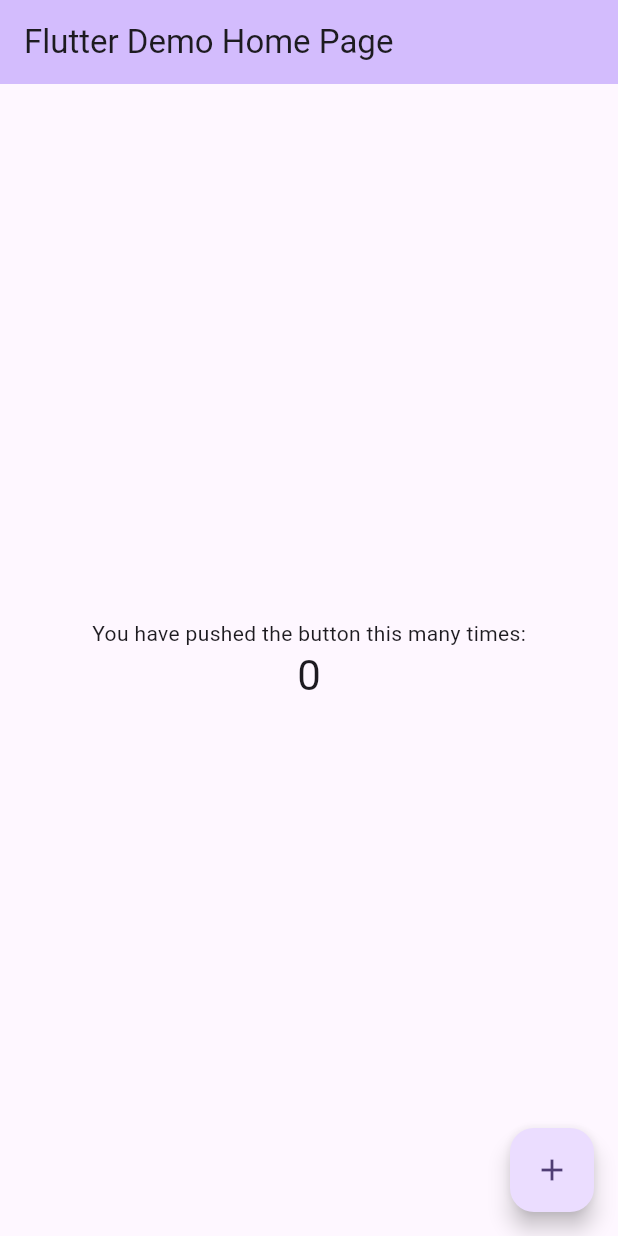
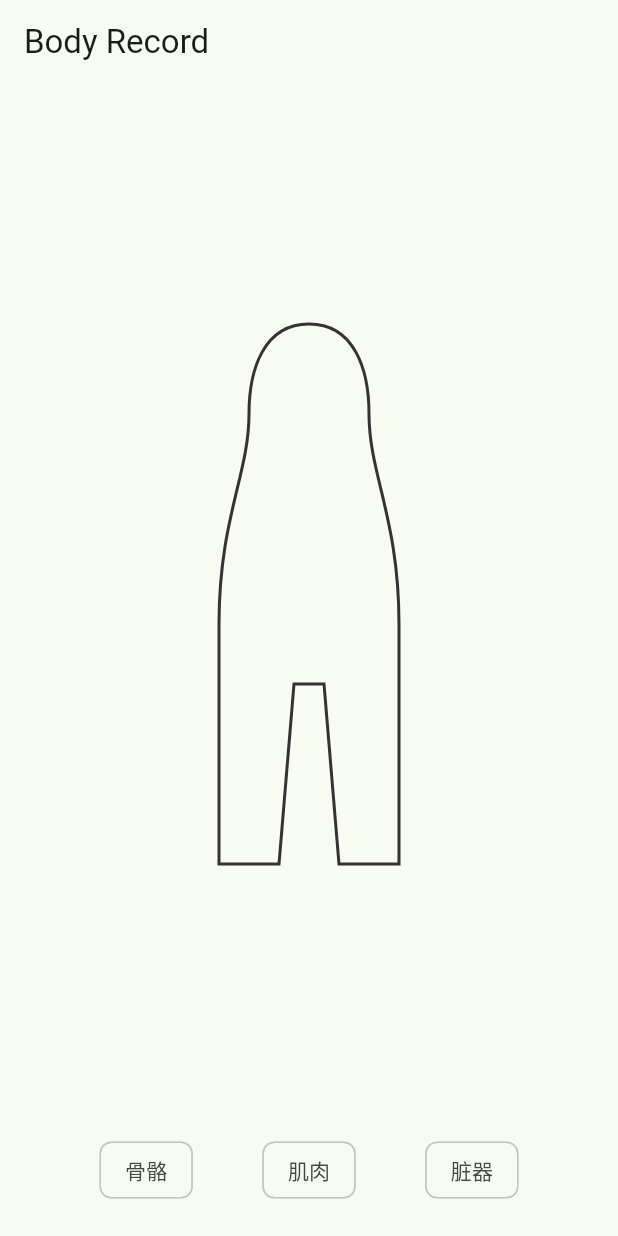
Before and after one commit to adeclaire18/bodiary, a Flutter app: the screen it shows after launch, on a phone screen of 412 x 824 dp. Run offline on Flutter 3.47's test engine with Material 3 defaults, Android fonts, the phone set to English and light mode, and no system bars; our stand-ins replace flutter_svg.

Commit message:
step1: initialize the start page.

```diff
--- a/lib/main.dart
+++ b/lib/main.dart
@@ -1,122 +1,88 @@
 import 'package:flutter/material.dart';
+import 'package:flutter_svg/flutter_svg.dart';
 
-void main() {
-  runApp(const MyApp());
-}
+void main() => runApp(const BodyRecordApp());
 
-class MyApp extends StatelessWidget {
-  const MyApp({super.key});
+class BodyRecordApp extends StatelessWidget {
+  const BodyRecordApp({super.key});
 
-  // This widget is the root of your application.
   @override
   Widget build(BuildContext context) {
     return MaterialApp(
-      title: 'Flutter Demo',
-      theme: ThemeData(
-        // This is the theme of your application.
-        //
-        // TRY THIS: Try running your application with "flutter run". You'll see
-        // the application has a purple toolbar. Then, without quitting the app,
-        // try changing the seedColor in the colorScheme below to Colors.green
-        // and then invoke "hot reload" (save your changes or press the "hot
-        // reload" button in a Flutter-supported IDE, or press "r" if you used
-        // the command line to start the app).
-        //
-        // Notice that the counter didn't reset back to zero; the application
-        // state is not lost during the reload. To reset the state, use hot
-        // restart instead.
-        //
-        // This works for code too, not just values: Most code changes can be
-        // tested with just a hot reload.
-        colorScheme: .fromSeed(seedColor: Colors.deepPurple),
-      ),
-      home: const MyHomePage(title: 'Flutter Demo Home Page'),
+      theme: ThemeData(useMaterial3: true, colorSchemeSeed: Colors.green),
+      home: const BodyCanvasScreen(),
     );
   }
 }
 
-class MyHomePage extends StatefulWidget {
-  const MyHomePage({super.key, required this.title});
-
-  // This widget is the home page of your application. It is stateful, meaning
-  // that it has a State object (defined below) that contains fields that affect
-  // how it looks.
-
-  // This class is the configuration for the state. It holds the values (in this
-  // case the title) provided by the parent (in this case the App widget) and
-  // used by the build method of the State. Fields in a Widget subclass are
-  // always marked "final".
-
-  final String title;
+class BodyCanvasScreen extends StatefulWidget {
+  const BodyCanvasScreen({super.key});
 
   @override
-  State<MyHomePage> createState() => _MyHomePageState();
+  State<BodyCanvasScreen> createState() => _BodyCanvasScreenState();
 }
 
-class _MyHomePageState extends State<MyHomePage> {
-  int _counter = 0;
+class _BodyCanvasScreenState extends State<BodyCanvasScreen> {
+  // 控制图层显示的变量
+  bool showSkeleton = false;
+  bool showOrgans = false;
+  bool showMuscles = false;
 
-  void _incrementCounter() {
-    setState(() {
-      // This call to setState tells the Flutter framework that something has
-      // changed in this State, which causes it to rerun the build method below
-      // so that the display can reflect the updated values. If we changed
-      // _counter without calling setState(), then the build method would not be
-      // called again, and so nothing would appear to happen.
-      _counter++;
-    });
-  }
+  // --- 占位 SVG 字符串 (实际开发时可替换为外部文件) ---
+  final String svgSkin = '''<svg viewBox="0 0 200 400"><path d="M100 20 C70 20 60 50 60 80 C60 120 40 150 40 220 L40 380 L80 380 L90 260 L110 260 L120 380 L160 380 L160 220 C160 150 140 120 140 80 C140 50 130 20 100 20Z" fill="none" stroke="#333" stroke-width="2"/></svg>''';
+  final String svgSkeleton = '''<svg viewBox="0 0 200 400"><g fill="none" stroke="blue" stroke-width="2"><path d="M80 100 Q100 90 120 100 M80 120 Q100 110 120 120 M80 140 Q100 130 120 140"/><path d="M100 80 L100 250"/></g></svg>''';
+  final String svgOrgans = '''<svg viewBox="0 0 200 400"><circle cx="100" cy="110" r="15" fill="red" opacity="0.6"/></svg>''';
+  final String svgMuscles = '''<svg viewBox="0 0 200 400"><path d="M65 150 Q80 180 65 250 M135 150 Q120 180 135 250" fill="none" stroke="orange" stroke-width="4"/></svg>''';
 
   @override
   Widget build(BuildContext context) {
-    // This method is rerun every time setState is called, for instance as done
-    // by the _incrementCounter method above.
-    //
-    // The Flutter framework has been optimized to make rerunning build methods
-    // fast, so that you can just rebuild anything that needs updating rather
-    // than having to individually change instances of widgets.
     return Scaffold(
-      appBar: AppBar(
-        // TRY THIS: Try changing the color here to a specific color (to
-        // Colors.amber, perhaps?) and trigger a hot reload to see the AppBar
-        // change color while the other colors stay the same.
-        backgroundColor: Theme.of(context).colorScheme.inversePrimary,
-        // Here we take the value from the MyHomePage object that was created by
-        // the App.build method, and use it to set our appbar title.
-        title: Text(widget.title),
-      ),
-      body: Center(
-        // Center is a layout widget. It takes a single child and positions it
-        // in the middle of the parent.
-        child: Column(
-          // Column is also a layout widget. It takes a list of children and
-          // arranges them vertically. By default, it sizes itself to fit its
-          // children horizontally, and tries to be as tall as its parent.
-          //
-          // Column has various properties to control how it sizes itself and
-          // how it positions its children. Here we use mainAxisAlignment to
-          // center the children vertically; the main axis here is the vertical
-          // axis because Columns are vertical (the cross axis would be
-          // horizontal).
-          //
-          // TRY THIS: Invoke "debug painting" (choose the "Toggle Debug Paint"
-          // action in the IDE, or press "p" in the console), to see the
-          // wireframe for each widget.
-          mainAxisAlignment: .center,
-          children: [
-            const Text('You have pushed the button this many times:'),
-            Text(
-              '$_counter',
-              style: Theme.of(context).textTheme.headlineMedium,
+      appBar: AppBar(title: const Text("Body Record")),
+      body: Column(
+        children: [
+          // 1. 人体显示区域
+          Expanded(
+            child: Center(
+              child: AspectRatio(
+                aspectRatio: 0.5, // 保持 1:2 的人体比例
+                child: Stack(
+                  alignment: Alignment.center,
+                  children: [
+                    // 皮肤层 (始终显示)
+                    SvgPicture.string(svgSkin),
+                    // 骨骼层
+                    if (showSkeleton) SvgPicture.string(svgSkeleton),
+                    // 肌肉层
+                    if (showMuscles) SvgPicture.string(svgMuscles),
+                    // 脏器层
+                    if (showOrgans) SvgPicture.string(svgOrgans),
+                  ],
+                ),
+              ),
             ),
-          ],
-        ),
-      ),
-      floatingActionButton: FloatingActionButton(
-        onPressed: _incrementCounter,
-        tooltip: 'Increment',
-        child: const Icon(Icons.add),
+          ),
+          // 2. 控制按钮区域
+          Padding(
+            padding: const EdgeInsets.all(20.0),
+            child: Row(
+              mainAxisAlignment: MainAxisAlignment.spaceEvenly,
+              children: [
+                _buildToggleButton("骨骼", showSkeleton, () => setState(() => showSkeleton = !showSkeleton)),
+                _buildToggleButton("肌肉", showMuscles, () => setState(() => showMuscles = !showMuscles)),
+                _buildToggleButton("脏器", showOrgans, () => setState(() => showOrgans = !showOrgans)),
+              ],
+            ),
+          ),
+        ],
       ),
     );
   }
+
+  Widget _buildToggleButton(String label, bool isActive, VoidCallback onTap) {
+    return FilterChip(
+      label: Text(label),
+      selected: isActive,
+      onSelected: (_) => onTap(),
+    );
+  }
 }
--- a/pubspec.yaml
+++ b/pubspec.yaml
@@ -34,6 +34,7 @@ dependencies:
   # The following adds the Cupertino Icons font to your application.
   # Use with the CupertinoIcons class for iOS style icons.
   cupertino_icons: ^1.0.8
+  flutter_svg: ^2.2.4
 
 dev_dependencies:
   flutter_test:
```
Also changed, not shown: pubspec.lock.
